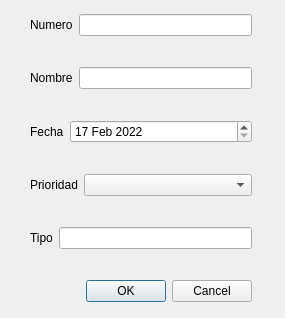
Old version of the form dialogtareas.ui in the repository XMoiX22/examen_jimenez_abdiel.
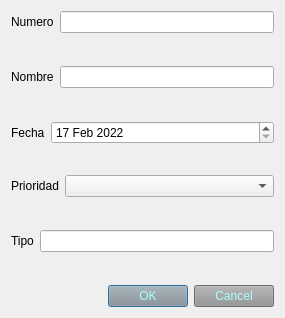
New version of the form. Icons and pictures are not drawn.

Diff of the .ui file:
```diff
--- a/dialogtareas.ui
+++ b/dialogtareas.ui
@@ -13,15 +13,44 @@
   <property name="windowTitle">
    <string>Dialog</string>
   </property>
-  <widget class="QWidget" name="layoutWidget">
-   <property name="geometry">
-    <rect>
-     <x>30</x>
-     <y>120</y>
-     <width>222</width>
-     <height>48</height>
-    </rect>
-   </property>
+  <property name="windowIcon">
+   <iconset resource="../build-Tareas-Desktop-Debug/debug/qmake_qmake_immediate.qrc">
+    <normaloff>:/recursos/lista-de-quehaceres.png</normaloff>:/recursos/lista-de-quehaceres.png</iconset>
+  </property>
+  <layout class="QGridLayout" name="gridLayout">
+   <item row="0" column="0">
+    <layout class="QFormLayout" name="formLayout">
+     <item row="0" column="0">
+      <widget class="QLabel" name="label">
+       <property name="text">
+        <string>Numero</string>
+       </property>
+      </widget>
+     </item>
+     <item row="0" column="1">
+      <widget class="QLineEdit" name="numero"/>
+     </item>
+    </layout>
+   </item>
+   <item row="1" column="0">
+    <layout class="QFormLayout" name="formLayout_2">
+     <item row="0" column="0">
+      <widget class="QLabel" name="label_2">
+       <property name="text">
+        <string>Nombre</string>
+       </property>
+      </widget>
+     </item>
+     <item row="0" column="1">
+      <widget class="QLineEdit" name="nombre">
+       <property name="maxLength">
+        <number>80</number>
+       </property>
+      </widget>
+     </item>
+    </layout>
+   </item>
+   <item row="2" column="0">
    <layout class="QFormLayout" name="formLayout_3">
     <item row="0" column="0">
      <widget class="QLabel" name="label_3">
@@ -49,38 +78,8 @@
      </widget>
     </item>
    </layout>
-  </widget>
-  <widget class="QWidget" name="layoutWidget_2">
-   <property name="geometry">
-    <rect>
-     <x>30</x>
-     <y>14</y>
-     <width>222</width>
-     <height>47</height>
-    </rect>
-   </property>
-   <layout class="QFormLayout" name="formLayout">
-    <item row="0" column="0">
-     <widget class="QLabel" name="label">
-      <property name="text">
-       <string>Numero</string>
-      </property>
-     </widget>
-    </item>
-    <item row="0" column="1">
-     <widget class="QLineEdit" name="numero"/>
-    </item>
-   </layout>
-  </widget>
-  <widget class="QWidget" name="layoutWidget_3">
-   <property name="geometry">
-    <rect>
-     <x>30</x>
-     <y>174</y>
-     <width>222</width>
-     <height>47</height>
-    </rect>
-   </property>
+   </item>
+   <item row="3" column="0">
    <layout class="QFormLayout" name="formLayout_4">
     <item row="0" column="0">
      <widget class="QLabel" name="label_4">
@@ -93,42 +92,8 @@
      <widget class="QComboBox" name="prioridad"/>
     </item>
    </layout>
-  </widget>
-  <widget class="QWidget" name="layoutWidget_4">
-   <property name="geometry">
-    <rect>
-     <x>30</x>
-     <y>67</y>
-     <width>222</width>
-     <height>47</height>
-    </rect>
-   </property>
-   <layout class="QFormLayout" name="formLayout_2">
-    <item row="0" column="0">
-     <widget class="QLabel" name="label_2">
-      <property name="text">
-       <string>Nombre</string>
-      </property>
-     </widget>
-    </item>
-    <item row="0" column="1">
-     <widget class="QLineEdit" name="nombre">
-      <property name="maxLength">
-       <number>80</number>
-      </property>
-     </widget>
-    </item>
-   </layout>
-  </widget>
-  <widget class="QWidget" name="layoutWidget_5">
-   <property name="geometry">
-    <rect>
-     <x>30</x>
-     <y>227</y>
-     <width>222</width>
-     <height>47</height>
-    </rect>
-   </property>
+   </item>
+   <item row="4" column="0">
    <layout class="QFormLayout" name="formLayout_5">
     <item row="0" column="0">
      <widget class="QLabel" name="label_5">
@@ -141,20 +106,19 @@
      <widget class="QLineEdit" name="tipo"/>
     </item>
    </layout>
-  </widget>
+   </item>
+   <item row="5" column="0">
   <widget class="QDialogButtonBox" name="buttonBox">
-   <property name="geometry">
-    <rect>
-     <x>30</x>
-     <y>280</y>
-     <width>222</width>
-     <height>23</height>
-    </rect>
+     <property name="styleSheet">
+      <string notr="true">background-color: rgb(148, 148, 148);
+color: rgb(171, 255, 255);</string>
    </property>
    <property name="standardButtons">
     <set>QDialogButtonBox::Cancel|QDialogButtonBox::Ok</set>
    </property>
   </widget>
+   </item>
+  </layout>
  </widget>
  <resources/>
  <connections/>
```
Left out of the diff: 4 changed lines with no effect on the pictures. Lines whose indentation alone changed are shown as unchanged.
